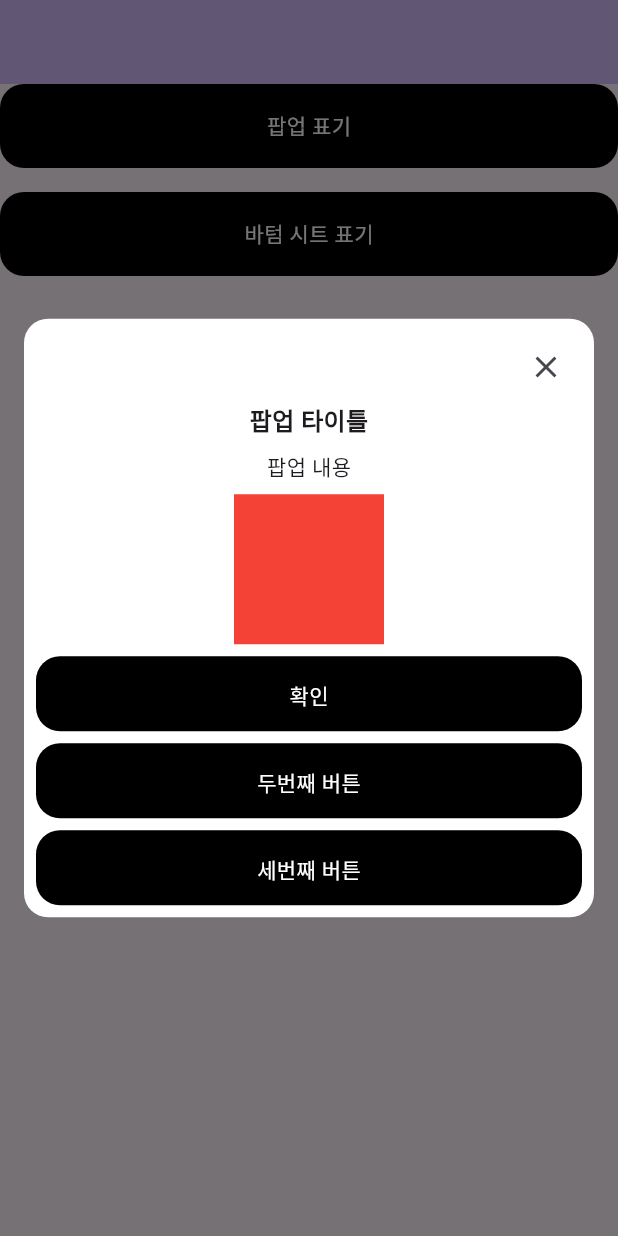
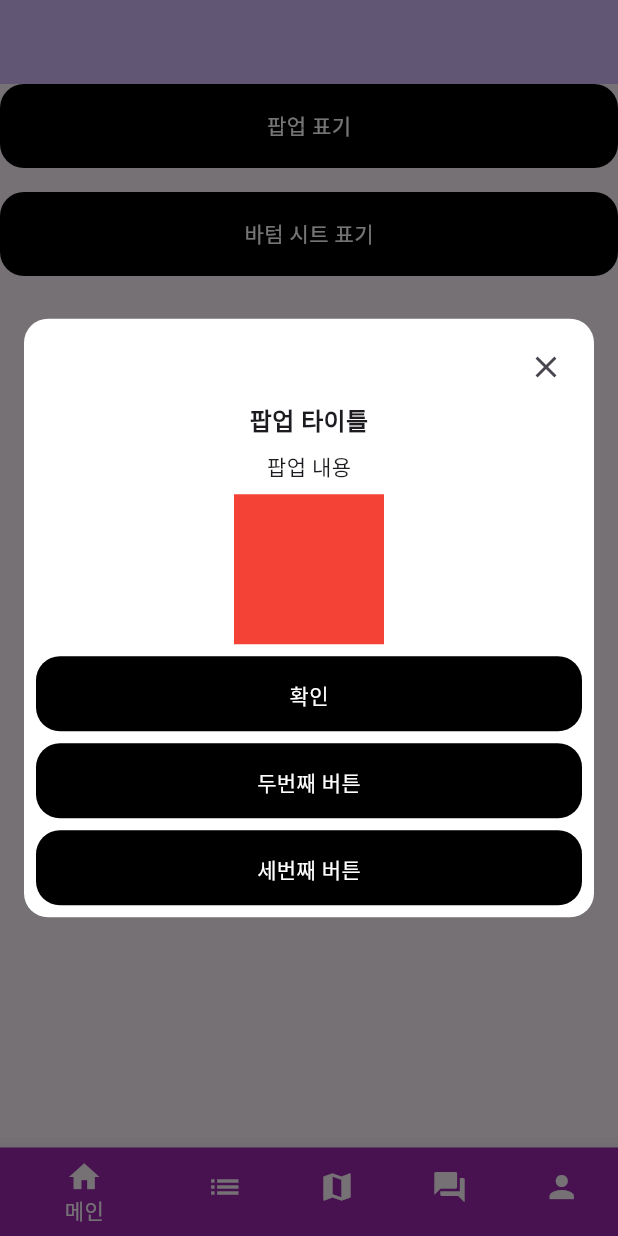
Before and after one commit to jaekyung-you/flutter_factory, a Flutter app: the screen it shows after launch, after a tap on "팝업 표기", on a phone screen of 412 x 824 dp. Run offline on Flutter 3.47's test engine with Material 3 defaults, Android fonts, the phone set to English and light mode, and no system bars; our stand-ins replace get; Roboto replaces fonts that are missing (Pretendard).

Commit message:
main에 bottomNav 추가 및 화면 분기

```diff
--- /dev/null
+++ b/lib/home/home_controller.dart
@@ -0,0 +1,59 @@
+import 'package:flutter/material.dart';
+import 'package:get/get.dart';
+
+import '../presentation/common/base_bottom_sheet.dart';
+import '../presentation/common/base_popup.dart';
+
+class HomeController extends GetxController {
+  void showPopup() {
+    // Get.dialog(BasePopup(
+    //     title: '팝업 타이틀',
+    //     desc: '팝업 내용',
+    //     content: Container(
+    //       color: Colors.red,
+    //       width: 100,
+    //       height: 100,
+    //     ),
+    //     firstButtonText: '확인'));
+
+    // Get.dialog(BasePopup.twoButton(
+    //   title: '팝업 타이틀',
+    //   desc: '팝업 내용',
+    //   content: Container(
+    //     color: Colors.red,
+    //     width: 100,
+    //     height: 100,
+    //   ),
+    //   firstButtonText: '확인',
+    //   onPressFirstButton: () {},
+    //   secondButtonText: '두번째 버튼',
+    //   onPressSecondButton: () {},
+    // ));
+
+    Get.dialog(BasePopup.threeButton(
+      title: '팝업 타이틀',
+      desc: '팝업 내용',
+      content: Container(
+        color: Colors.red,
+        width: 100,
+        height: 100,
+      ),
+      firstButtonText: '확인',
+      onPressFirstButton: () {},
+      secondButtonText: '두번째 버튼',
+      onPressSecondButton: () {},
+      thirdButtonText: '세번째 버튼',
+      onPressThirdButton: () {},
+    ));
+  }
+
+  void showBottomSheet() {
+    Get.bottomSheet(BaseBottomSheet(
+        title: '바텀시트 타이틀',
+        desc: '바텀시트 설명',
+        buttonText: '확인',
+        onPress: () {
+          Get.back();
+        }));
+  }
+}
--- /dev/null
+++ b/lib/home/home_screen.dart
@@ -0,0 +1,43 @@
+import 'package:flutter/material.dart';
+import 'package:flutter_factory/home/home_controller.dart';
+import 'package:get/get.dart';
+
+import '../config/app_config.dart';
+import '../presentation/common/base_round_button.dart';
+
+class HomeScreen extends StatefulWidget {
+  const HomeScreen({super.key});
+
+  @override
+  State<HomeScreen> createState() => _HomeScreenState();
+}
+
+class _HomeScreenState extends State<HomeScreen> {
+  @override
+  Widget build(BuildContext context) {
+    return GetBuilder<HomeController>(
+        init: HomeController(),
+        builder: (controller) {
+          return Column(
+            children: [
+              BaseRoundButton(
+                buttonText: '팝업 표기',
+                onPress: () => controller.showPopup(),
+                buttonFgColor: Colors.white,
+                buttonBgColor: Colors.black,
+              ),
+              const SizedBox(
+                height: AppConfig.innerPadding,
+              ),
+              BaseRoundButton(
+                buttonText: '바텀 시트 표기',
+                onPress: () => controller.showBottomSheet(),
+                buttonFgColor: Colors.white,
+                buttonBgColor: Colors.black,
+              )
+            ],
+          );
+        });
+    ;
+  }
+}
--- a/lib/main.dart
+++ b/lib/main.dart
@@ -1,10 +1,8 @@
 import 'package:flutter/material.dart';
-import 'package:flutter_factory/presentation/common/base_bottom_sheet.dart';
-import 'package:flutter_factory/presentation/common/base_popup.dart';
-import 'package:flutter_factory/presentation/common/base_round_button.dart';
+import 'package:flutter_factory/home/home_screen.dart';
+import 'package:flutter_factory/presentation/map/map_screen.dart';
 import 'package:get/get.dart';
-
-import 'config/app_config.dart';
+import 'main_controller.dart';
 
 void main() {
   runApp(const MyApp());
@@ -36,95 +34,52 @@ class MyHomePage extends StatefulWidget {
 }
 
 class _MyHomePageState extends State<MyHomePage> {
-  int _counter = 0;
+  late MainController mainController;
 
-  void _showPopup() {
-    // Get.dialog(BasePopup(
-    //     title: '팝업 타이틀',
-    //     desc: '팝업 내용',
-    //     content: Container(
-    //       color: Colors.red,
-    //       width: 100,
-    //       height: 100,
-    //     ),
-    //     firstButtonText: '확인'));
-
-    // Get.dialog(BasePopup.twoButton(
-    //   title: '팝업 타이틀',
-    //   desc: '팝업 내용',
-    //   content: Container(
-    //     color: Colors.red,
-    //     width: 100,
-    //     height: 100,
-    //   ),
-    //   firstButtonText: '확인',
-    //   onPressFirstButton: () {},
-    //   secondButtonText: '두번째 버튼',
-    //   onPressSecondButton: () {},
-    // ));
-
-    Get.dialog(BasePopup.threeButton(
-      title: '팝업 타이틀',
-      desc: '팝업 내용',
-      content: Container(
-        color: Colors.red,
-        width: 100,
-        height: 100,
-      ),
-      firstButtonText: '확인',
-      onPressFirstButton: () {},
-      secondButtonText: '두번째 버튼',
-      onPressSecondButton: () {},
-      thirdButtonText: '세번째 버튼',
-      onPressThirdButton: () {},
-    ));
-  }
-
-  void _showBottomSheet() {
-    Get.bottomSheet(
-      BaseBottomSheet(title: '바텀시트 타이틀', desc: '바텀시트 설명', buttonText: '확인', onPress: () { Get.back(); })
-    );
+  @override
+  void initState() {
+    super.initState();
+    mainController = Get.put(MainController());
   }
 
   @override
   Widget build(BuildContext context) {
-    // This method is rerun every time setState is called, for instance as done
-    // by the _incrementCounter method above.
-    //
-    // The Flutter framework has been optimized to make rerunning build methods
-    // fast, so that you can just rebuild anything that needs updating rather
-    // than having to individually change instances of widgets.
     return Scaffold(
       appBar: AppBar(
-        // TRY THIS: Try changing the color here to a specific color (to
-        // Colors.amber, perhaps?) and trigger a hot reload to see the AppBar
-        // change color while the other colors stay the same.
         backgroundColor: Theme.of(context).colorScheme.inversePrimary,
-        // Here we take the value from the MyHomePage object that was created by
-        // the App.build method, and use it to set our appbar title.
         title: Text(''),
       ),
-      body: Center(
-        // Center is a layout widget. It takes a single child and positions it
-        // in the middle of the parent.
-        child: Column(
-          children: [
-            BaseRoundButton(
-              buttonText: '팝업 표기',
-              onPress: () => _showPopup(),
-              buttonFgColor: Colors.white,
-              buttonBgColor: Colors.black,
-            ),
-            const SizedBox(height: AppConfig.innerPadding,),
-            BaseRoundButton(
-              buttonText: '바텀 시트 표기',
-              onPress: () => _showBottomSheet(),
-              buttonFgColor: Colors.white,
-              buttonBgColor: Colors.black,
-            )
-          ],
-        ),
-      ), // This trailing comma makes auto-formatting nicer for build methods.
+      body: Obx(() => Container(
+            child: (() {
+              switch (mainController.currentTabIndex.value) {
+                case 0:
+                  return const HomeScreen();
+
+                case 1:
+                case 2:
+                  return const MapScreen();
+                case 3:
+                case 4:
+              }
+            })(),
+          )),
+      bottomNavigationBar: mainBottomNav(),
     );
   }
+
+  Widget mainBottomNav() {
+    return Obx(() {
+      return BottomNavigationBar(
+        currentIndex: mainController.currentTabIndex.value,
+        onTap: mainController.setBottomTab,
+        items: [
+          BottomNavigationBarItem(icon: Icon(Icons.home), label: '메인', backgroundColor: Colors.purple),
+          BottomNavigationBarItem(icon: Icon(Icons.list), label: '기능1', backgroundColor: Colors.purple),
+          BottomNavigationBarItem(icon: Icon(Icons.map), label: '기능2'),
+          BottomNavigationBarItem(icon: Icon(Icons.question_answer), label: '기능3'),
+          BottomNavigationBarItem(icon: Icon(Icons.person), label: 'MY'),
+        ],
+      );
+    });
+  }
 }
--- /dev/null
+++ b/lib/main_controller.dart
@@ -0,0 +1,17 @@
+import 'package:get/get.dart';
+
+class MainController extends GetxController {
+  Rx<int> currentTabIndex = 0.obs;
+
+  void setBottomTab(int index) {
+    currentTabIndex.value = index;
+
+    switch (index) {
+      case 0:
+      case 1:
+      case 2:
+      case 3:
+      case 4:
+    }
+  }
+}
--- /dev/null
+++ b/lib/presentation/map/map_controller.dart
@@ -0,0 +1,5 @@
+import 'package:get/get.dart';
+
+class MapController extends GetxController {
+
+}
--- /dev/null
+++ b/lib/presentation/map/map_screen.dart
@@ -0,0 +1,15 @@
+import 'package:flutter/material.dart';
+
+class MapScreen extends StatefulWidget {
+  const MapScreen({super.key});
+
+  @override
+  State<MapScreen> createState() => _MapScreenState();
+}
+
+class _MapScreenState extends State<MapScreen> {
+  @override
+  Widget build(BuildContext context) {
+    return const Placeholder();
+  }
+}
```
Also changed, not shown: lib/presentation/map/controller.dart (deleted), lib/presentation/map/screens.dart (deleted).
